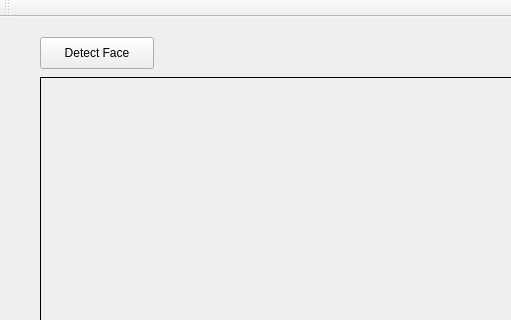
Above: 03_face_recognition.ui from murat8itu/face_based_attendance_client before the change; both pictures show x 0 to 511 and y 0 to 320 of the 1292 by 618 pixel window. Below: the same form after it.
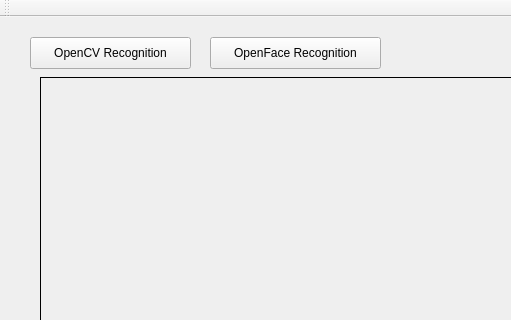
That is the form after the change.

Commit message: Face Recognition OpenFace Added

```diff
--- a/03_face_recognition.ui
+++ b/03_face_recognition.ui
@@ -33,14 +33,14 @@
    <widget class="QPushButton" name="detectFaceButton">
     <property name="geometry">
      <rect>
-      <x>40</x>
+      <x>30</x>
       <y>20</y>
-      <width>114</width>
+      <width>161</width>
       <height>32</height>
      </rect>
     </property>
     <property name="text">
-     <string>Detect Face</string>
+     <string>OpenCV Recognition</string>
     </property>
    </widget>
    <widget class="QListView" name="checkedInInfoListView">
@@ -66,6 +66,19 @@
      <string>Check-In Information </string>
     </property>
    </widget>
+   <widget class="QPushButton" name="openFaceRecognitionButton">
+    <property name="geometry">
+     <rect>
+      <x>210</x>
+      <y>20</y>
+      <width>171</width>
+      <height>32</height>
+     </rect>
+    </property>
+    <property name="text">
+     <string>OpenFace Recognition</string>
+    </property>
+   </widget>
   </widget>
   <widget class="QToolBar" name="mainToolBar">
    <attribute name="toolBarArea">
```
Left out of the diff: 2 changed lines with no effect on the pictures. The commit also changes 133 other files.
